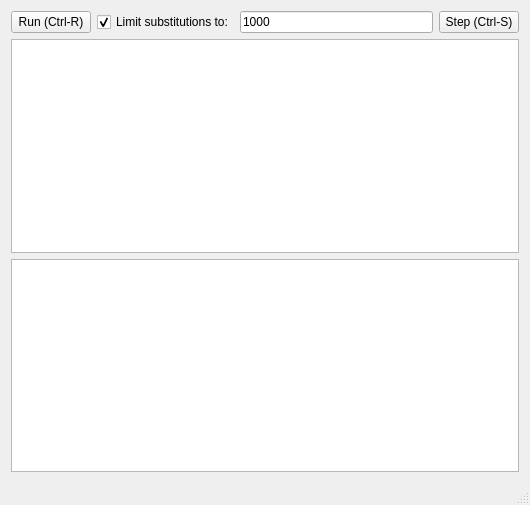
The window that mainwindow.ui (jakobkogler/slashes) describes before a commit, drawn with Qt 5.
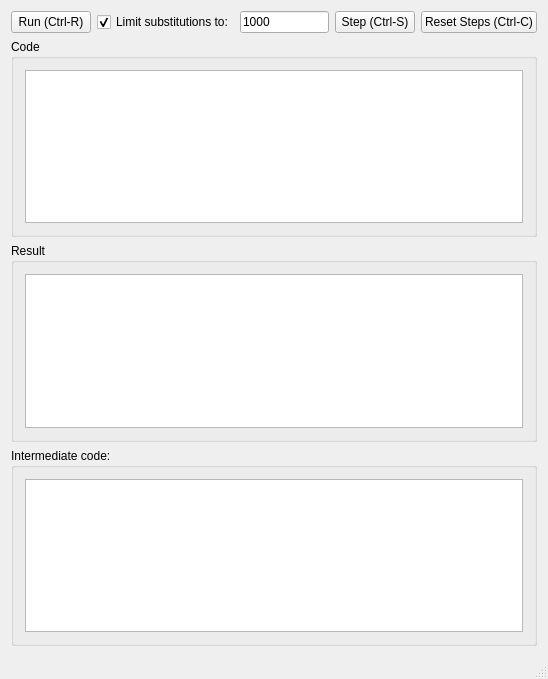
The same window after the commit.

Commit message: step through substitution blocks and limit substitutions

```diff
--- a/mainwindow.ui
+++ b/mainwindow.ui
@@ -6,15 +6,15 @@
    <rect>
     <x>0</x>
     <y>0</y>
-    <width>530</width>
-    <height>505</height>
+    <width>548</width>
+    <height>679</height>
    </rect>
   </property>
   <property name="windowTitle">
    <string>/// Interpreter</string>
   </property>
   <widget class="QWidget" name="centralWidget">
-   <layout class="QVBoxLayout" name="verticalLayout">
+   <layout class="QVBoxLayout" name="verticalLayout_3">
     <item>
      <layout class="QHBoxLayout" name="horizontalLayout">
       <item>
@@ -48,16 +48,57 @@
         </property>
        </widget>
       </item>
+      <item>
+       <widget class="QPushButton" name="resetButton">
+        <property name="text">
+         <string>Reset Steps (Ctrl-C)</string>
+        </property>
+       </widget>
+      </item>
      </layout>
     </item>
     <item>
-     <widget class="QTextEdit" name="codeTextEdit"/>
+     <widget class="QGroupBox" name="codeBox">
+      <property name="title">
+       <string>Code</string>
+      </property>
+      <layout class="QHBoxLayout" name="horizontalLayout_2">
+       <item>
+        <widget class="QTextEdit" name="codeTextEdit"/>
+       </item>
+      </layout>
+     </widget>
     </item>
     <item>
-     <widget class="QTextEdit" name="resultTextEdit">
-      <property name="readOnly">
-       <bool>true</bool>
+     <widget class="QGroupBox" name="resultBox">
+      <property name="title">
+       <string>Result</string>
       </property>
+      <layout class="QVBoxLayout" name="verticalLayout">
+       <item>
+        <widget class="QTextEdit" name="resultTextEdit">
+         <property name="readOnly">
+          <bool>true</bool>
+         </property>
+        </widget>
+       </item>
+      </layout>
+     </widget>
+    </item>
+    <item>
+     <widget class="QGroupBox" name="intermedBox">
+      <property name="title">
+       <string>Intermediate code:</string>
+      </property>
+      <layout class="QVBoxLayout" name="verticalLayout_2">
+       <item>
+        <widget class="QTextEdit" name="intermediateTextEdit">
+         <property name="readOnly">
+          <bool>true</bool>
+         </property>
+        </widget>
+       </item>
+      </layout>
      </widget>
     </item>
    </layout>
```
The commit also changes 3 other files.
